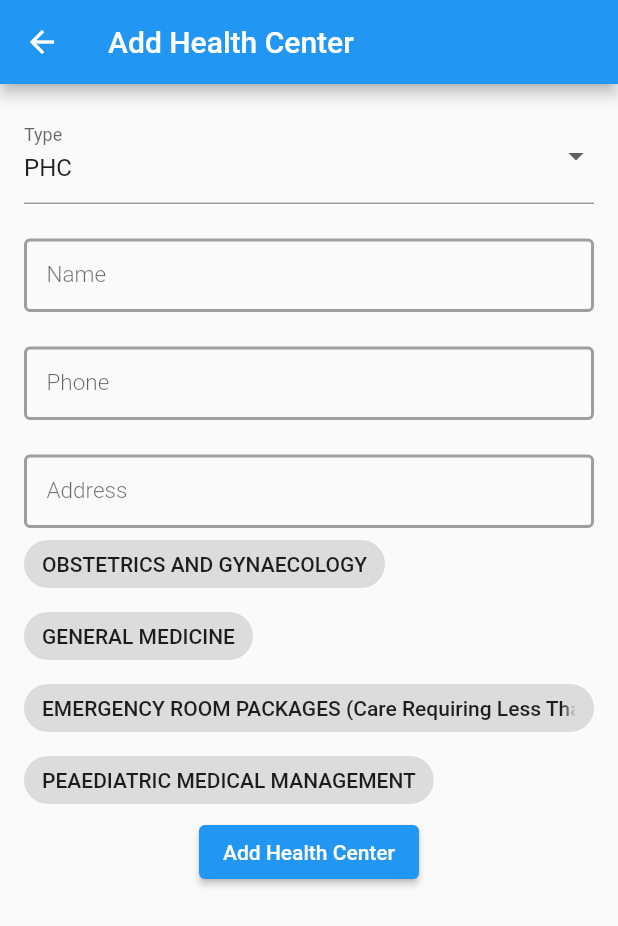
After one commit to heetkheni/SSIP, a Flutter app: the AddHospitalScreen screen opened directly, after a tap on "Add Health Center", on a phone screen of 412 x 824 dp. The commit adds this screen. Shown: the top 926 px of the screen. Run offline on Flutter 3.47's test engine with Material 2 defaults, Android fonts, the phone set to English and light mode, and no system bars; our stand-ins replace carousel_slider, cloud_firestore, firebase_auth, firebase_core, google_maps_flutter, google_sign_in and 2 more; accounts and stored records are empty.

Commit message:
signout, addhospital, diabetes photo added

```diff
--- /dev/null
+++ b/lib/screens/addhospital_screen.dart
@@ -0,0 +1,176 @@
+import 'package:arogya_mitra/widgets/widget.dart';
+import 'package:flutter/material.dart';
+
+class AddHospitalScreen extends StatefulWidget {
+  const AddHospitalScreen({Key? key}) : super(key: key);
+
+  @override
+  _AddHospitalScreenState createState() => _AddHospitalScreenState();
+}
+
+class _AddHospitalScreenState extends State<AddHospitalScreen> {
+  final TextEditingController nameController = TextEditingController();
+  final TextEditingController districtController = TextEditingController();
+  final TextEditingController phoneController = TextEditingController();
+  final TextEditingController addressController = TextEditingController();
+  final List<String> types = ['PHC', 'UHC', 'CHC'];
+  String selectedType = 'PHC';
+  final List<String> clusters = [
+    "OBSTETRICS AND GYNAECOLOGY",
+    "GENERAL MEDICINE",
+    "EMERGENCY ROOM PACKAGES (Care Requiring Less Than 12 hrs Stay)",
+    "PEAEDIATRIC MEDICAL MANAGEMENT",
+  ];
+  List<String> selectedClusters = [];
+
+  @override
+  Widget build(BuildContext context) {
+    return Scaffold(
+      appBar: AppBar(
+        title: Text('Add Health Center'),
+      ),
+      body: Padding(
+        padding: const EdgeInsets.all(16.0),
+        child: SingleChildScrollView(
+          child: Column(
+            children: [
+              DropdownButtonFormField<String>(
+                value: selectedType,
+
+                items: types.map((type) {
+                  return DropdownMenuItem<String>(
+                    value: type,
+                    child: Text(type),
+                  );
+                }).toList(),
+                onChanged: (value) {
+                  setState(() {
+                    selectedType = value!;
+                  });
+                },
+                decoration: InputDecoration(
+                  labelText: 'Type',
+                ),
+              ),
+              SizedBox(
+                height: 23,
+              ),
+              TextFormField(
+                controller: nameController,
+                // key: emailFormKey,
+                autovalidateMode: AutovalidateMode.onUserInteraction,
+                decoration: textInputDecoration.copyWith(
+                  labelText: 'Name',
+                  labelStyle:
+                      TextStyle(fontSize: 15, fontWeight: FontWeight.w300),
+                ),
+                validator: (val) {
+                  if (val!.isEmpty) {
+                    return 'Name can not be empty';
+                  } else if (RegExp(r'[!@#<>?":_`~;[\]\\|=+)(*&^%0-9-]')
+                      .hasMatch(val)) {
+                    return "Please enter a valid name";
+                  } else {
+                    return null;
+                  }
+                },
+              ),
+              SizedBox(
+                height: 23,
+              ),
+              TextFormField(
+                controller: districtController ,             // key: emailFormKey,
+                autovalidateMode: AutovalidateMode.onUserInteraction,
+                decoration: textInputDecoration.copyWith(
+                  labelText: 'Phone',
+                  labelStyle:
+                      TextStyle(fontSize: 15, fontWeight: FontWeight.w300),
+                ),
+                validator: (val) {
+                  if (val!.isEmpty) {
+                    return 'Phone can not be empty';
+                  } else if (RegExp(r'^[0-9]+$')
+                      .hasMatch(val)) {
+                    return "Phone only contains number";
+                  } else if(val.length !=10){
+                    return "Phone enter valid number";
+                  }
+                  else {
+                    return null;
+                  }
+                },
+              ),
+              SizedBox(
+                height: 23,
+              ),
+              TextFormField(
+                controller: addressController,
+                // key: emailFormKey,
+                autovalidateMode: AutovalidateMode.onUserInteraction,
+                decoration: textInputDecoration.copyWith(
+                  labelText: 'Address',
+                  labelStyle:
+                      TextStyle(fontSize: 15, fontWeight: FontWeight.w300),
+                ),
+                validator: (val) {
+                  if (val!.isEmpty) {
+                    return 'Address can not be empty';
+                  }else {
+                    return null;
+                  }
+                },
+              ),
+              Wrap(
+                children: clusters.map((cluster) {
+                  return FilterChip(
+                    label: Text(cluster),
+                    selected: selectedClusters.contains(cluster),
+                    onSelected: (selected) {
+                      setState(() {
+                        if (selected) {
+                          selectedClusters.add(cluster);
+                        } else {
+                          selectedClusters.remove(cluster);
+                        }
+                      });
+                    },
+                  );
+                }).toList(),
+              ),
+              ElevatedButton(
+                onPressed: () {
+                  // Add the health center data to Firestore
+                  final Map<String, dynamic> healthCenterData = {
+                    'type': selectedType,
+                    'name': nameController.text,
+                    'district': districtController.text,
+                    'phone': phoneController.text,
+                    'address': addressController.text,
+                    'clusters': selectedClusters,
+                  };
+
+                  // Call a function to add the data to Firestore (You'll need to implement this function)
+                  addHealthCenter(healthCenterData);
+
+                  // Clear the form fields
+                  nameController.clear();
+                  districtController.clear();
+                  phoneController.clear();
+                  addressController.clear();
+                  selectedClusters.clear();
+                  selectedType = 'PHC';
+                },
+                child: Text('Add Health Center'),
+              ),
+            ],
+          ),
+        ),
+      ),
+    );
+  }
+
+  // Implement this function to add the health center data to Firestore
+  void addHealthCenter(Map<String, dynamic> data) {
+    // Add your Firestore code here to add the data
+  }
+}
```
Also changed, not shown: lib/screens/profile_screen.dart (+46 -11 lines), assets/images/diabetes.png (added).
